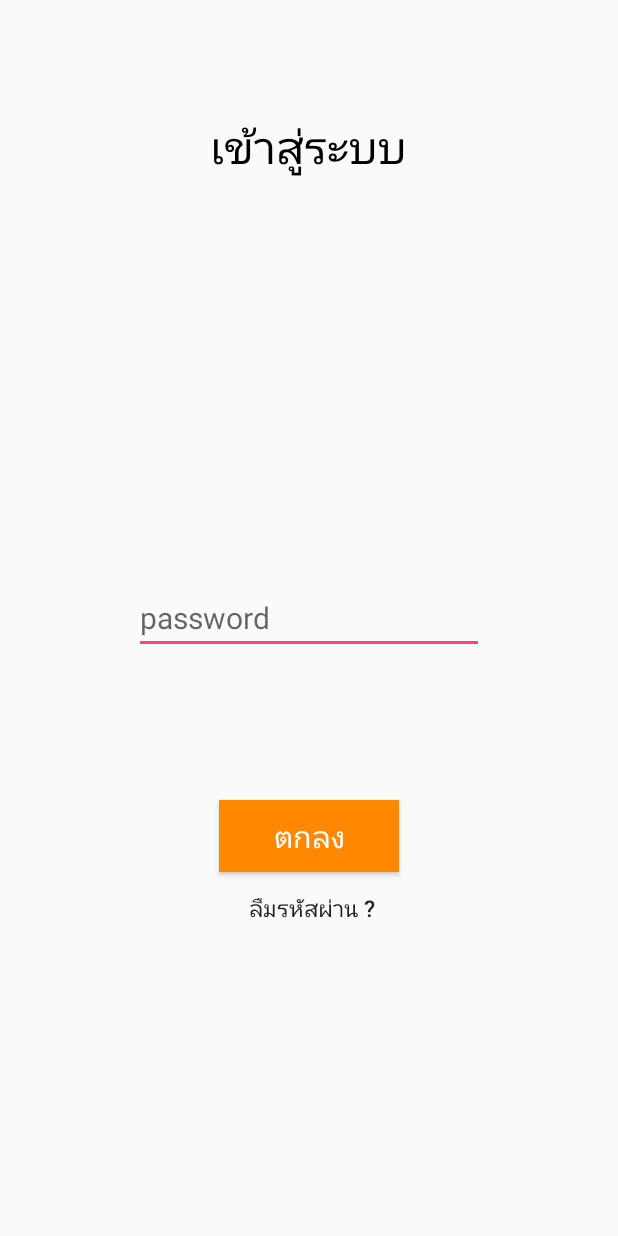
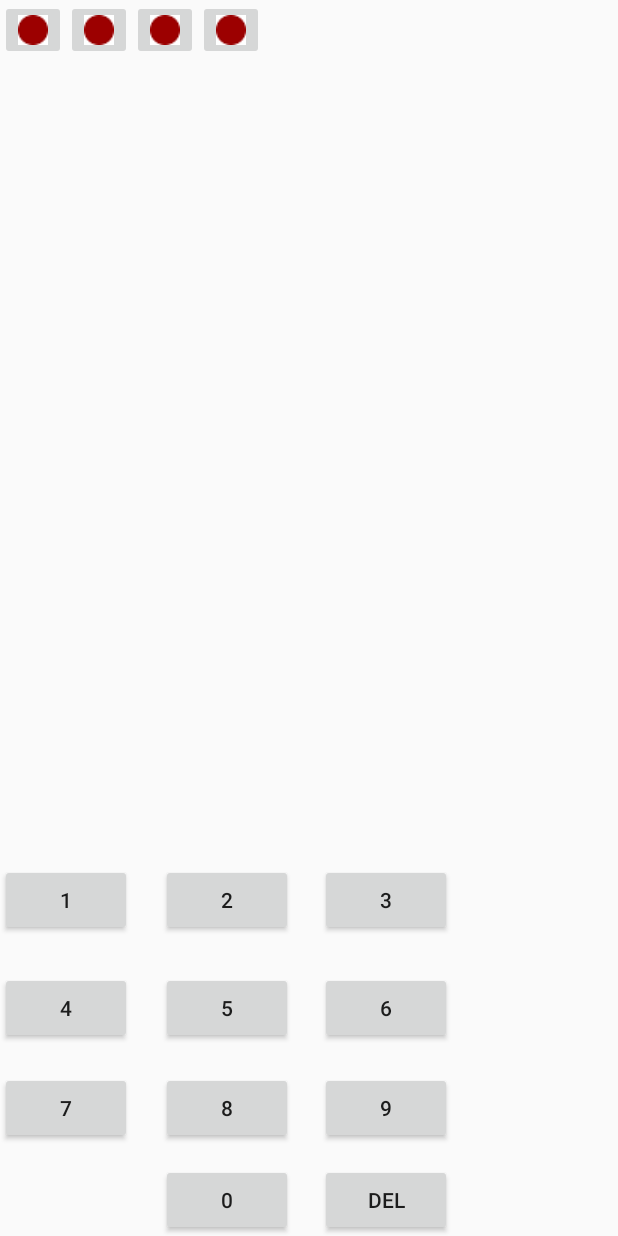
Before and after one commit to kaewkp/Project_Diary, an Android app: the Login screen opened directly, with no data from a screen before it, on a phone screen of 412 x 824 dp. Run offline under Robolectric (Android 15) with nearby library versions, the phone set to English and light mode, and no system bars.

Commit message:
- remove library - use own log in

```diff
--- a/app/src/main/AndroidManifest.xml
+++ b/app/src/main/AndroidManifest.xml
@@ -16,11 +16,11 @@
             </intent-filter>
         </activity>
 
-
         <activity
             android:name=".main"
             android:label="@string/title_activity_main"
             android:theme="@style/AppTheme.NoActionBar" />
+
         <activity
             android:name=".PasswordManagement.SettingPassword"
             android:label="@string/title_activity_password_manager"
--- a/app/src/main/java/com/example/kaew_pc/diary_project/Login.java
+++ b/app/src/main/java/com/example/kaew_pc/diary_project/Login.java
@@ -3,9 +3,11 @@ package com.example.kaew_pc.diary_project;
 import android.content.Intent;
 import android.os.Bundle;
 import android.support.v7.app.AppCompatActivity;
+import android.util.Log;
 import android.view.View;
 import android.widget.Button;
 import android.widget.EditText;
+import android.widget.ImageButton;
 import android.widget.Toast;
 
 import com.example.kaew_pc.diary_project.Database.DBHelper;
@@ -17,35 +19,227 @@ import com.example.kaew_pc.diary_project.Database.DBHelper;
 public class Login extends AppCompatActivity {
 
     private Button submit;
-    private EditText pass;
+//    private EditText pass;
     private DBHelper db;
+
+    private ImageButton b1,b2,b3,b4;
+    private Button n1,n2,n3,n4,n5,n6,n7,n8,n9,n0,del;
+    private String pass = "";
+    private int count = 0;
 
     @Override
     protected void onCreate(Bundle savedInstanceState) {
         super.onCreate(savedInstanceState);
-        setContentView(R.layout.login);
+        setContentView(R.layout.pass);
 
         init();
 
-        submit.setOnClickListener(new View.OnClickListener() {
+//        submit.setOnClickListener(new View.OnClickListener() {
+//            @Override
+//            public void onClick(View v) {
+//
+////                if(pass.getText().toString().equalsIgnoreCase(db.getPassword())) {
+////                    Intent intent = new Intent(Login.this, main.class);
+////                    startActivity(intent);
+////                    finish();
+////                }
+////                else{
+////                    Toast.makeText(Login.this, "Incorect Password", Toast.LENGTH_LONG).show();
+////                }
+//            }
+//        });
+    }
+
+    private void init() {
+        db = new DBHelper(this);
+//        submit = (Button) findViewById(R.id.submit);
+//        pass = (EditText) findViewById(R.id.password);
+
+        b1 = (ImageButton) findViewById(R.id.b1);
+        b2 = (ImageButton) findViewById(R.id.b2);
+        b3 = (ImageButton) findViewById(R.id.b3);
+        b4 = (ImageButton) findViewById(R.id.b4);
+
+        n0 = (Button) findViewById(R.id.n0);
+        n1 = (Button) findViewById(R.id.n1);
+        n2 = (Button) findViewById(R.id.n2);
+        n3 = (Button) findViewById(R.id.n3);
+        n4 = (Button) findViewById(R.id.n4);
+        n5 = (Button) findViewById(R.id.n5);
+        n6 = (Button) findViewById(R.id.n6);
+        n7 = (Button) findViewById(R.id.n7);
+        n8 = (Button) findViewById(R.id.n8);
+        n9 = (Button) findViewById(R.id.n9);
+        del = (Button) findViewById(R.id.del);
+
+        changeImg();
+        buttonClick();
+    }
+
+    private void buttonClick() {
+        n0.setOnClickListener(new View.OnClickListener() {
             @Override
-            public void onClick(View v) {
+            public void onClick(View view) {
+                if(count<4) {
+                    pass = pass + "0";
+                    count++;
+                    changeImg();
+                }
+                checkPass();
+            }
+        });
 
-                if(pass.getText().toString().equalsIgnoreCase(db.getPassword())) {
-                    Intent intent = new Intent(Login.this, main.class);
-                    startActivity(intent);
-                    finish();
+        n1.setOnClickListener(new View.OnClickListener() {
+            @Override
+            public void onClick(View view) {
+                if(count<4) {
+                    pass = pass + "1";
+                    count++;
+                    changeImg();
+                }checkPass();
+            }
+        });
+
+        n2.setOnClickListener(new View.OnClickListener() {
+            @Override
+            public void onClick(View view) {
+                if(count<4) {
+                    pass = pass + "2";
+                    count++;
+                    changeImg();
+                }checkPass();
+            }
+        });
+
+        n3.setOnClickListener(new View.OnClickListener() {
+            @Override
+            public void onClick(View view) {
+                if(count<4) {
+                    pass = pass + "3";
+                    count++;
+                    changeImg();
+                }checkPass();
+            }
+        });
+
+        n4.setOnClickListener(new View.OnClickListener() {
+            @Override
+            public void onClick(View view) {
+                if(count<4) {
+                    pass = pass + "4";
+                    count++;
+                    changeImg();
+                }checkPass();
+            }
+        });
+
+        n5.setOnClickListener(new View.OnClickListener() {
+            @Override
+            public void onClick(View view) {
+                if(count<4) {
+                    pass = pass + "5";
+                    count++;
+                    changeImg();
+                }checkPass();
+            }
+        });
+
+        n6.setOnClickListener(new View.OnClickListener() {
+            @Override
+            public void onClick(View view) {
+                if(count<4) {
+                    pass = pass + "6";
+                    count++;
+                    changeImg();
+                }checkPass();
+            }
+        });
+
+        n7.setOnClickListener(new View.OnClickListener() {
+            @Override
+            public void onClick(View view) {
+                if(count<4) {
+                    pass = pass + "7";
+                    count++;
+                    changeImg();
+                }checkPass();
+            }
+        });
+
+        n8.setOnClickListener(new View.OnClickListener() {
+            @Override
+            public void onClick(View view) {
+                if(count<4) {
+                    pass = pass + "8";
+                    count++;
+                    changeImg();
+                }checkPass();
+            }
+        });
+
+        n9.setOnClickListener(new View.OnClickListener() {
+            @Override
+            public void onClick(View view) {
+                if(count<4) {
+                    pass = pass + "9";
+                    count++;
+                    changeImg();
+                }checkPass();
+            }
+        });
+
+        del.setOnClickListener(new View.OnClickListener() {
+            @Override
+            public void onClick(View view) {
+                if(count > 0) {
+                    pass = pass.substring(0, pass.length() - 1);
+                    count--;
                 }
-                else{
-                    Toast.makeText(Login.this, "Incorect Password", Toast.LENGTH_LONG).show();
-                }
+                changeImg();
             }
         });
     }
 
-    private void init() {
-        db = new DBHelper(this);
-        submit = (Button) findViewById(R.id.submit);
-        pass = (EditText) findViewById(R.id.password);
+    private void checkPass(){
+        if(count == 4){
+            if(pass.equalsIgnoreCase(db.getPassword())) {
+                Intent intent = new Intent(Login.this, main.class);
+                startActivity(intent);
+                finish();
+            }
+            else{
+                Toast.makeText(Login.this, "Incorect Password : "+ pass , Toast.LENGTH_LONG).show();
+            }
+        }
+    }
+
+    private void changeImg(){
+        Log.e("Count : ", String.valueOf(count));
+        switch (count) {
+            case 0:
+                b1.setImageResource(R.drawable.red);
+                b2.setImageResource(R.drawable.red);
+                b3.setImageResource(R.drawable.red);
+                b4.setImageResource(R.drawable.red);
+                break;
+            case 1:
+                b1.setImageResource(R.drawable.yellow);
+                b2.setImageResource(R.drawable.red);
+                b3.setImageResource(R.drawable.red);
+                b4.setImageResource(R.drawable.red);
+                break;
+            case 2:
+                b2.setImageResource(R.drawable.yellow);
+                b3.setImageResource(R.drawable.red);
+                b4.setImageResource(R.drawable.red);
+                break;
+            case 3:
+                b3.setImageResource(R.drawable.yellow);
+                b4.setImageResource(R.drawable.red);
+                break;
+            case 4:
+                b4.setImageResource(R.drawable.yellow);
+                break;
+        }
     }
 }
--- a/app/src/main/java/com/example/kaew_pc/diary_project/splash_screen.java
+++ b/app/src/main/java/com/example/kaew_pc/diary_project/splash_screen.java
@@ -7,6 +7,7 @@ import android.os.Bundle;
 
 import com.example.kaew_pc.diary_project.Database.DBHelper;
 import com.example.kaew_pc.diary_project.PasswordManagement.SettingPassword;
+import com.github.orangegangsters.lollipin.lib.PinActivity;
 
 public class splash_screen extends AppCompatActivity {
 
--- /dev/null
+++ b/app/src/main/res/layout/pass.xml
@@ -0,0 +1,143 @@
+<?xml version="1.0" encoding="utf-8"?>
+<RelativeLayout xmlns:android="http://schemas.android.com/apk/res/android"
+    xmlns:app="http://schemas.android.com/apk/res-auto"
+    xmlns:tools="http://schemas.android.com/tools"
+    android:orientation="vertical" android:layout_width="match_parent"
+    android:layout_height="match_parent">
+
+    <ImageButton
+        android:id="@+id/b1"
+        android:layout_width="wrap_content"
+        android:layout_height="wrap_content"
+        app:srcCompat="@drawable/red" />
+
+    <ImageButton
+        android:id="@+id/b2"
+        android:layout_width="wrap_content"
+        android:layout_height="wrap_content"
+        android:layout_alignBottom="@+id/b1"
+        android:layout_toEndOf="@+id/b1"
+        app:srcCompat="@drawable/red" />
+
+    <ImageButton
+        android:id="@+id/b3"
+        android:layout_width="wrap_content"
+        android:layout_height="wrap_content"
+        android:layout_alignBottom="@+id/b2"
+        android:layout_toEndOf="@+id/b2"
+        app:srcCompat="@drawable/red" />
+
+    <ImageButton
+        android:id="@+id/b4"
+        android:layout_width="wrap_content"
+        android:layout_height="wrap_content"
+        android:layout_alignBottom="@+id/b3"
+        android:layout_toEndOf="@+id/b3"
+        app:srcCompat="@drawable/red" />
+
+    <Button
+        android:id="@+id/n1"
+        android:layout_width="wrap_content"
+        android:layout_height="wrap_content"
+        android:layout_alignParentBottom="true"
+        android:layout_marginBottom="200dp"
+        android:layout_marginEnd="19dp"
+        android:text="1"
+        tools:text="1" />
+
+    <Button
+        android:id="@+id/n2"
+        android:layout_width="wrap_content"
+        android:layout_height="wrap_content"
+        android:layout_alignBaseline="@+id/n1"
+        android:layout_alignBottom="@+id/n1"
+        android:layout_toEndOf="@+id/n1"
+        android:text="2"
+        tools:text="2" />
+
+    <Button
+        android:id="@+id/n3"
+        android:layout_width="wrap_content"
+        android:layout_height="wrap_content"
+        android:layout_alignBaseline="@+id/n2"
+        android:layout_alignBottom="@+id/n2"
+        android:layout_marginStart="18dp"
+        android:layout_toEndOf="@+id/n2"
+        android:text="3"
+        tools:text="3" />
+
+    <Button
+        android:id="@+id/n4"
+        android:layout_width="wrap_content"
+        android:layout_height="wrap_content"
+        android:layout_alignStart="@+id/n1"
+        android:layout_below="@+id/n2"
+        android:layout_marginTop="24dp"
+        android:text="4"
+        tools:text="4" />
+
+    <Button
+        android:id="@+id/n5"
+        android:layout_width="wrap_content"
+        android:layout_height="wrap_content"
+        android:layout_alignBaseline="@+id/n4"
+        android:layout_alignBottom="@+id/n4"
+        android:layout_toEndOf="@+id/n1"
+        android:text="5"
+        tools:text="5" />
+
+    <Button
+        android:id="@+id/n6"
+        android:layout_width="wrap_content"
+        android:layout_height="wrap_content"
+        android:layout_alignStart="@+id/n3"
+        android:layout_alignTop="@+id/n5"
+        android:text="6"
+        tools:text="6" />
+
+    <Button
+        android:id="@+id/n7"
+        android:layout_width="wrap_content"
+        android:layout_height="wrap_content"
+        android:layout_above="@+id/n0"
+        android:layout_alignStart="@+id/n4"
+        android:layout_marginBottom="13dp"
+        android:text="7"
+        tools:text="7" />
+
+    <Button
+        android:id="@+id/n8"
+        android:layout_width="wrap_content"
+        android:layout_height="wrap_content"
+        android:layout_alignStart="@+id/n5"
+        android:layout_alignTop="@+id/n7"
+        android:text="8"
+        tools:text="8" />
+
+    <Button
+        android:id="@+id/n9"
+        android:layout_width="wrap_content"
+        android:layout_height="wrap_content"
+        android:layout_alignStart="@+id/n6"
+        android:layout_alignTop="@+id/n8"
+        android:text="9"
+        tools:text="9" />
+
+    <Button
+        android:id="@+id/n0"
+        android:layout_width="wrap_content"
+        android:layout_height="wrap_content"
+        android:layout_alignParentBottom="true"
+        android:layout_alignStart="@+id/n8"
+        android:text="0"
+        tools:text="0" />
+
+    <Button
+        android:id="@+id/del"
+        android:layout_width="wrap_content"
+        android:layout_height="wrap_content"
+        android:layout_alignEnd="@+id/n9"
+        android:layout_alignParentBottom="true"
+        android:text="del"
+        tools:text="del" />
+</RelativeLayout>
--- a/build.gradle
+++ b/build.gradle
@@ -14,9 +14,6 @@ buildscript {
 allprojects {
     repositories {
         jcenter()
-        maven{
-            url "https://github.com/omadahealth/omada-nexus/raw/master/release"
-        }
     }
 }
 
```
Also changed, not shown: app/build.gradle (+0 -13 lines), app/src/main/java/com/example/kaew_pc/diary_project/CustomPinActivity.java (deleted, +0 -79 lines), app/src/main/res/drawable/red.png (added), app/src/main/res/drawable/yellow.png (added).
